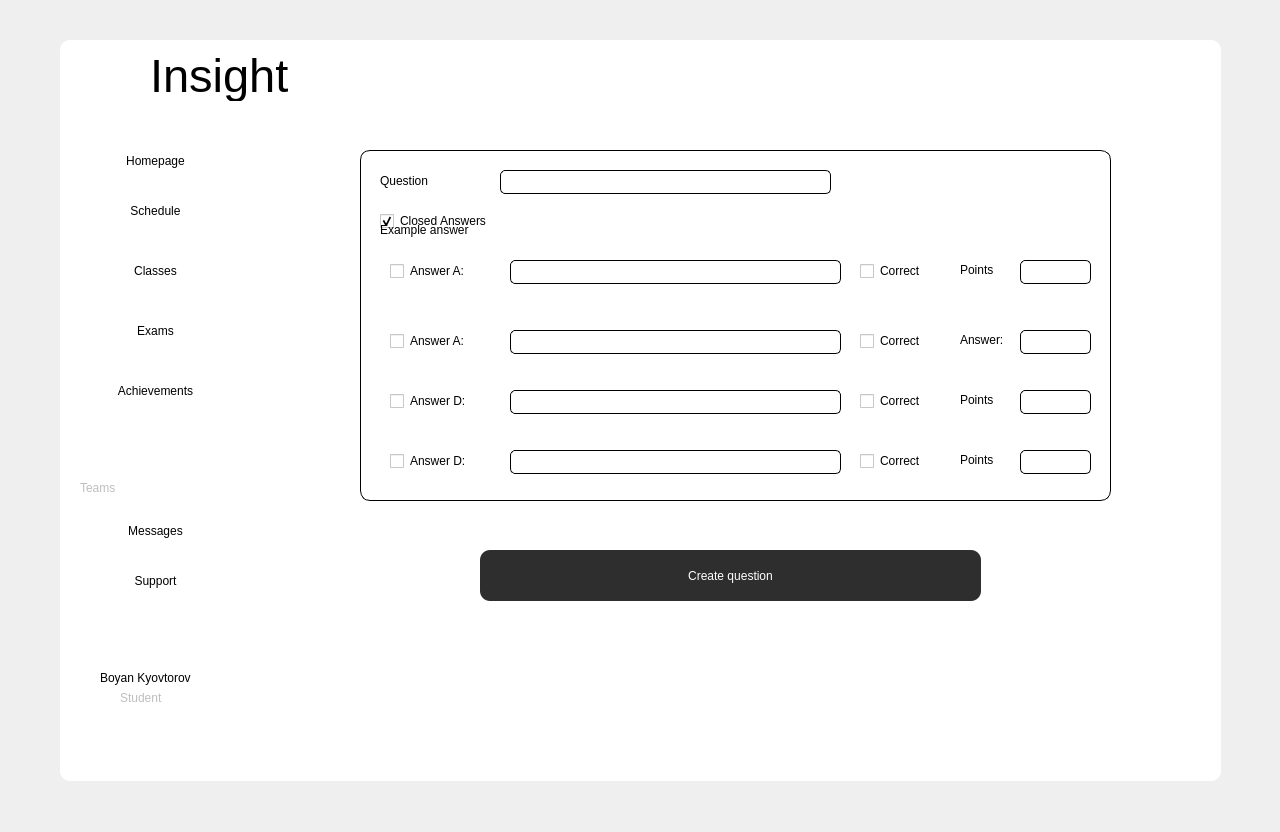
Old version of the form mainwindow.ui in the repository codingburgas/school-project-assignment-insight.
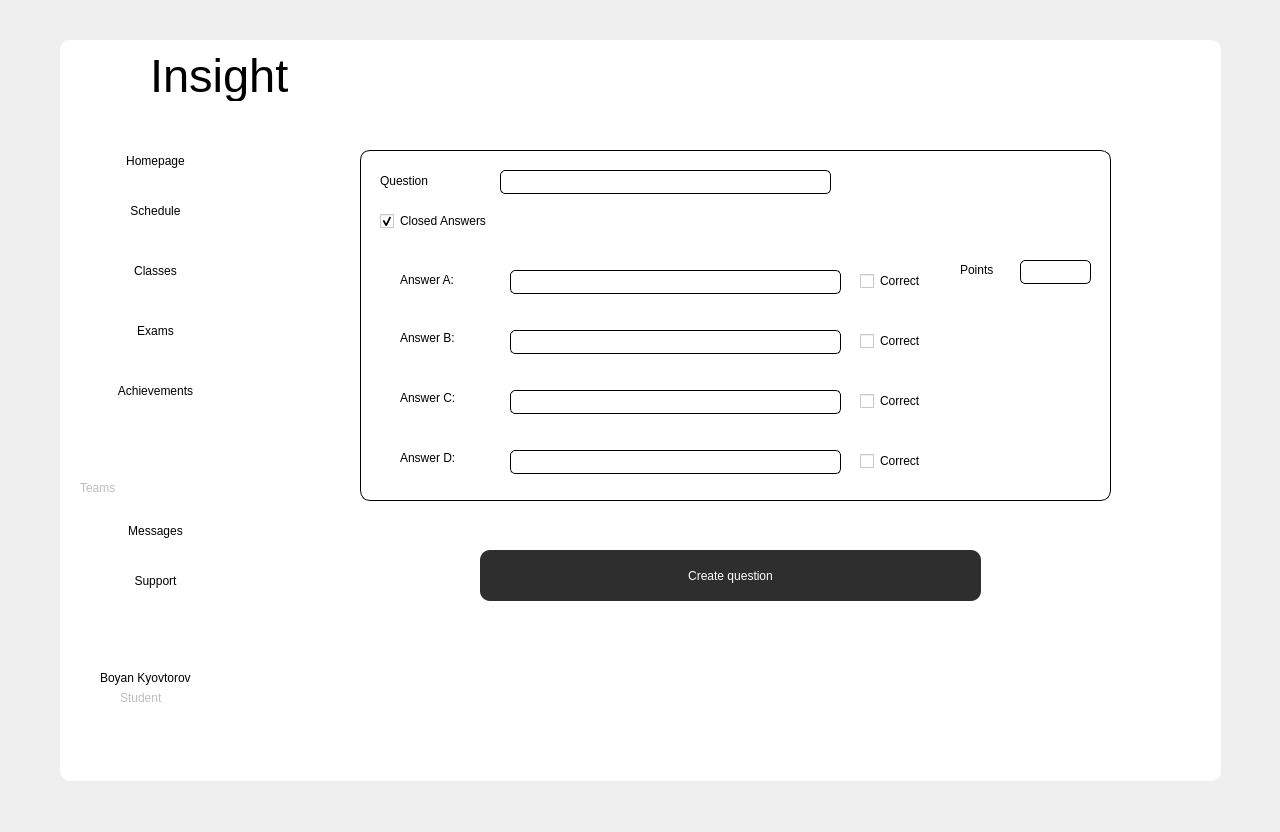
New version of the form. The open tabs and pages were chosen to show the change. Icons and pictures are not drawn.

Diff of the .ui file:
```diff
--- a/mainwindow.ui
+++ b/mainwindow.ui
@@ -519,6 +519,9 @@
       <height>661</height>
      </rect>
     </property>
+    <property name="currentIndex">
+     <number>3</number>
+    </property>
     <widget class="QWidget" name="HomePage"/>
     <widget class="QWidget" name="Schedule">
      <widget class="QCalendarWidget" name="calendarWidget">
@@ -3587,7 +3590,7 @@
        </widget>
       </widget>
       <widget class="QWidget" name="CreateExam">
-       <widget class="QLabel" name="label_57">
+       <widget class="QLabel" name="subject_LA">
         <property name="geometry">
          <rect>
           <x>10</x>
@@ -3628,7 +3631,7 @@
          <string>Exam name:</string>
         </property>
        </widget>
-       <widget class="QLineEdit" name="lineEdit">
+       <widget class="QLineEdit" name="examName_LE">
         <property name="geometry">
          <rect>
           <x>140</x>
@@ -3643,7 +3646,7 @@
 border-radius:5px;</string>
         </property>
        </widget>
-       <widget class="QPushButton" name="createQuestion_PB">
+       <widget class="QPushButton" name="addQuestion_PB">
         <property name="geometry">
          <rect>
           <x>13</x>
@@ -3658,7 +3661,7 @@
 border-radius:10px;</string>
         </property>
         <property name="text">
-         <string>Create question</string>
+         <string>Add question</string>
         </property>
        </widget>
        <widget class="QWidget" name="widget_36" native="true">
@@ -3686,7 +3689,7 @@
          <string notr="true">border:1px solid black;
 border-radius:10px;</string>
         </property>
-        <widget class="QLabel" name="label_59">
+        <widget class="QLabel" name="question_LA">
          <property name="geometry">
           <rect>
            <x>20</x>
@@ -3705,7 +3708,7 @@
           <string>Question</string>
          </property>
         </widget>
-        <widget class="QLineEdit" name="lineEdit_2">
+        <widget class="QLineEdit" name="question_LE">
          <property name="geometry">
           <rect>
            <x>140</x>
@@ -3739,7 +3742,7 @@
           <string>Points</string>
          </property>
         </widget>
-        <widget class="QCheckBox" name="checkBox_9">
+        <widget class="QCheckBox" name="closedAnswers_CB">
          <property name="geometry">
           <rect>
            <x>20</x>
@@ -3776,7 +3779,7 @@
           <number>0</number>
          </property>
          <widget class="QWidget" name="page">
-          <widget class="QLineEdit" name="lineEdit_6">
+          <widget class="QLineEdit" name="answerB_LE">
            <property name="geometry">
             <rect>
              <x>130</x>
@@ -3791,7 +3794,7 @@
 border-radius:5px;</string>
            </property>
           </widget>
-          <widget class="QCheckBox" name="checkBox_3">
+          <widget class="QCheckBox" name="correctB_CB">
            <property name="geometry">
             <rect>
              <x>480</x>
@@ -3809,11 +3812,11 @@
             <string>Correct</string>
            </property>
           </widget>
-          <widget class="QCheckBox" name="checkBox_2">
+          <widget class="QCheckBox" name="correctA_CB">
            <property name="geometry">
             <rect>
              <x>480</x>
-             <y>10</y>
+             <y>20</y>
              <width>81</width>
              <height>22</height>
             </rect>
@@ -3827,64 +3830,9 @@
             <string>Correct</string>
            </property>
           </widget>
-          <widget class="QLabel" name="label_62">
+          <widget class="QCheckBox" name="answerD_CB">
            <property name="geometry">
             <rect>
-             <x>580</x>
-             <y>140</y>
-             <width>49</width>
-             <height>20</height>
-            </rect>
-           </property>
-           <property name="styleSheet">
-            <string notr="true">color:black;
-font: 12pt &quot;Segoe UI&quot;;
-background-color:transparent;
-border:none;</string>
-           </property>
-           <property name="text">
-            <string>Points</string>
-           </property>
-          </widget>
-          <widget class="QCheckBox" name="checkBox">
-           <property name="geometry">
-            <rect>
-             <x>10</x>
-             <y>10</y>
-             <width>111</width>
-             <height>22</height>
-            </rect>
-           </property>
-           <property name="styleSheet">
-            <string notr="true">border:none;
-color:black;
-font: 13pt &quot;Segoe UI&quot;;</string>
-           </property>
-           <property name="text">
-            <string>Answer A:</string>
-           </property>
-          </widget>
-          <widget class="QCheckBox" name="checkBox_8">
-           <property name="geometry">
-            <rect>
-             <x>10</x>
-             <y>200</y>
-             <width>111</width>
-             <height>22</height>
-            </rect>
-           </property>
-           <property name="styleSheet">
-            <string notr="true">border:none;
-color:black;
-font: 13pt &quot;Segoe UI&quot;;</string>
-           </property>
-           <property name="text">
-            <string>Answer D:</string>
-           </property>
-          </widget>
-          <widget class="QCheckBox" name="checkBox_7">
-           <property name="geometry">
-            <rect>
              <x>480</x>
              <y>200</y>
              <width>81</width>
@@ -3900,23 +3848,9 @@
             <string>Correct</string>
            </property>
           </widget>
-          <widget class="QLineEdit" name="lineEdit_8">
+          <widget class="QCheckBox" name="correctC_CB">
            <property name="geometry">
             <rect>
-             <x>640</x>
-             <y>140</y>
-             <width>71</width>
-             <height>24</height>
-            </rect>
-           </property>
-           <property name="styleSheet">
-            <string notr="true">border:1px solid black;
-border-radius:5px;</string>
-           </property>
-          </widget>
-          <widget class="QCheckBox" name="checkBox_6">
-           <property name="geometry">
-            <rect>
              <x>480</x>
              <y>140</y>
              <width>81</width>
@@ -3932,41 +3866,9 @@
             <string>Correct</string>
            </property>
           </widget>
-          <widget class="QCheckBox" name="checkBox_5">
+          <widget class="QLineEdit" name="answerC_LE">
            <property name="geometry">
             <rect>
-             <x>10</x>
-             <y>140</y>
-             <width>111</width>
-             <height>22</height>
-            </rect>
-           </property>
-           <property name="styleSheet">
-            <string notr="true">border:none;
-color:black;
-font: 13pt &quot;Segoe UI&quot;;</string>
-           </property>
-           <property name="text">
-            <string>Answer D:</string>
-           </property>
-          </widget>
-          <widget class="QLineEdit" name="lineEdit_5">
-           <property name="geometry">
-            <rect>
-             <x>640</x>
-             <y>80</y>
-             <width>71</width>
-             <height>24</height>
-            </rect>
-           </property>
-           <property name="styleSheet">
-            <string notr="true">border:1px solid black;
-border-radius:5px;</string>
-           </property>
-          </widget>
-          <widget class="QLineEdit" name="lineEdit_7">
-           <property name="geometry">
-            <rect>
              <x>130</x>
              <y>140</y>
              <width>331</width>
@@ -3979,7 +3881,7 @@
 border-radius:5px;</string>
            </property>
           </widget>
-          <widget class="QLineEdit" name="lineEdit_9">
+          <widget class="QLineEdit" name="answerD_LE">
            <property name="geometry">
             <rect>
              <x>130</x>
@@ -3994,48 +3896,11 @@
 border-radius:5px;</string>
            </property>
           </widget>
-          <widget class="QCheckBox" name="checkBox_4">
+          <widget class="QLineEdit" name="answerA_LE">
            <property name="geometry">
             <rect>
-             <x>10</x>
-             <y>80</y>
-             <width>111</width>
-             <height>22</height>
-            </rect>
-           </property>
-           <property name="styleSheet">
-            <string notr="true">border:none;
-color:black;
-font: 13pt &quot;Segoe UI&quot;;</string>
-           </property>
-           <property name="text">
-            <string>Answer A:</string>
-           </property>
-          </widget>
-          <widget class="QLabel" name="label_61">
-           <property name="geometry">
-            <rect>
-             <x>580</x>
-             <y>80</y>
-             <width>49</width>
-             <height>20</height>
-            </rect>
-           </property>
-           <property name="styleSheet">
-            <string notr="true">color:black;
-font: 12pt &quot;Segoe UI&quot;;
-background-color:transparent;
-border:none;</string>
-           </property>
-           <property name="text">
-            <string>Answer:</string>
-           </property>
-          </widget>
-          <widget class="QLineEdit" name="lineEdit_3">
-           <property name="geometry">
-            <rect>
              <x>130</x>
-             <y>10</y>
+             <y>20</y>
              <width>331</width>
              <height>24</height>
             </rect>
@@ -4046,24 +3911,10 @@
 border-radius:5px;</string>
            </property>
           </widget>
-          <widget class="QLineEdit" name="lineEdit_10">
+          <widget class="QLineEdit" name="points_LE">
            <property name="geometry">
             <rect>
              <x>640</x>
-             <y>200</y>
-             <width>71</width>
-             <height>24</height>
-            </rect>
-           </property>
-           <property name="styleSheet">
-            <string notr="true">border:1px solid black;
-border-radius:5px;</string>
-           </property>
-          </widget>
-          <widget class="QLineEdit" name="lineEdit_4">
-           <property name="geometry">
-            <rect>
-             <x>640</x>
              <y>10</y>
              <width>71</width>
              <height>24</height>
@@ -4074,30 +3925,11 @@
 border-radius:5px;</string>
            </property>
           </widget>
-          <widget class="QLabel" name="label_60">
-           <property name="geometry">
-            <rect>
-             <x>580</x>
-             <y>10</y>
-             <width>49</width>
-             <height>20</height>
-            </rect>
-           </property>
-           <property name="styleSheet">
-            <string notr="true">color:black;
-font: 12pt &quot;Segoe UI&quot;;
-background-color:transparent;
-border:none;</string>
-           </property>
-           <property name="text">
-            <string>Points</string>
-           </property>
-          </widget>
           <widget class="QLabel" name="label_64">
            <property name="geometry">
             <rect>
              <x>580</x>
-             <y>200</y>
+             <y>10</y>
              <width>49</width>
              <height>20</height>
             </rect>
@@ -4112,43 +3944,123 @@
             <string>Points</string>
            </property>
           </widget>
+          <widget class="QLabel" name="answerA_LA">
+           <property name="geometry">
+            <rect>
+             <x>20</x>
+             <y>22</y>
+             <width>91</width>
+             <height>16</height>
+            </rect>
+           </property>
+           <property name="styleSheet">
+            <string notr="true">color:black;
+font: 14pt &quot;Segoe UI&quot;;
+background-color:transparent;
+border:none;</string>
+           </property>
+           <property name="text">
+            <string>Answer A:</string>
+           </property>
+          </widget>
+          <widget class="QLabel" name="answerB_LA">
+           <property name="geometry">
+            <rect>
+             <x>20</x>
+             <y>80</y>
+             <width>91</width>
+             <height>16</height>
+            </rect>
+           </property>
+           <property name="styleSheet">
+            <string notr="true">color:black;
+font: 14pt &quot;Segoe UI&quot;;
+background-color:transparent;
+border:none;</string>
+           </property>
+           <property name="text">
+            <string>Answer B:</string>
+           </property>
+          </widget>
+          <widget class="QLabel" name="answerC_LA">
+           <property name="geometry">
+            <rect>
+             <x>20</x>
+             <y>140</y>
+             <width>111</width>
+             <height>16</height>
+            </rect>
+           </property>
+           <property name="styleSheet">
+            <string notr="true">color:black;
+font: 14pt &quot;Segoe UI&quot;;
+background-color:transparent;
+border:none;</string>
+           </property>
+           <property name="text">
+            <string>Answer C:</string>
+           </property>
+          </widget>
+          <widget class="QLabel" name="answerD_LA">
+           <property name="geometry">
+            <rect>
+             <x>20</x>
+             <y>200</y>
+             <width>91</width>
+             <height>16</height>
+            </rect>
+           </property>
+           <property name="styleSheet">
+            <string notr="true">color:black;
+font: 14pt &quot;Segoe UI&quot;;
+background-color:transparent;
+border:none;</string>
+           </property>
+           <property name="text">
+            <string>Answer D:</string>
+           </property>
+          </widget>
          </widget>
          <widget class="QWidget" name="page_2">
-          <widget class="QPlainTextEdit" name="plainTextEdit">
+          <widget class="QPlainTextEdit" name="openAnswer_TE">
            <property name="geometry">
             <rect>
              <x>10</x>
-             <y>10</y>
+             <y>30</y>
              <width>691</width>
-             <height>211</height>
+             <height>191</height>
             </rect>
            </property>
+           <property name="styleSheet">
+            <string notr="true">border:1px solid black;
+border-radius:5px;</string>
+           </property>
           </widget>
-         </widget>
-        </widget>
-        <widget class="QLabel" name="label_65">
-         <property name="geometry">
-          <rect>
-           <x>20</x>
-           <y>70</y>
-           <width>711</width>
-           <height>20</height>
-          </rect>
-         </property>
-         <property name="styleSheet">
-          <string notr="true">color:black;
+          <widget class="QLabel" name="label_65">
+           <property name="geometry">
+            <rect>
+             <x>0</x>
+             <y>0</y>
+             <width>711</width>
+             <height>20</height>
+            </rect>
+           </property>
+           <property name="styleSheet">
+            <string notr="true">color:black;
 font: 14pt &quot;Segoe UI&quot;;
 background-color:transparent;
 border:none;
     qproperty-alignment: AlignCenter;
 </string>
-         </property>
-         <property name="text">
-          <string>Example answer</string>
-         </property>
+           </property>
+           <property name="text">
+            <string>Example answer</string>
+           </property>
+          </widget>
+         </widget>
         </widget>
        </widget>
-       <widget class="QPushButton" name="pushButton_2">
+       <widget class="QPushButton" name="createQuestion_PB">
         <property name="geometry">
          <rect>
           <x>160</x>
```
